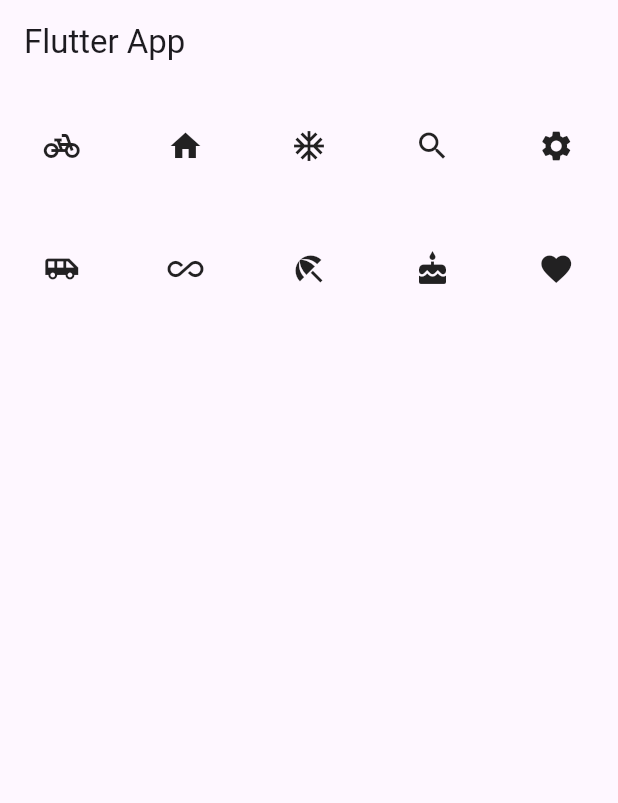
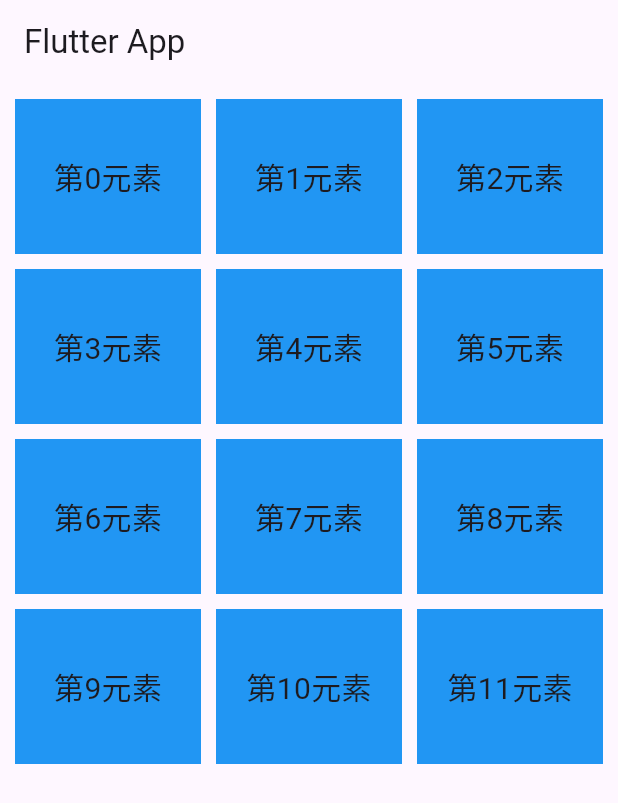
Before and after one commit to flutteruuu/flutter_demo, a Flutter app: the screen it shows after launch, on a phone screen of 412 x 824 dp. Shown: the top 803 px of the screen. Run offline on Flutter 3.47's test engine with Material 3 defaults, Android fonts, the phone set to English and light mode, and no system bars.

Commit message:
GridView.count 的一些屬性

```diff
--- a/lib/main.dart
+++ b/lib/main.dart
@@ -27,22 +27,33 @@ class HomePage extends StatelessWidget {
 
   const HomePage({super.key});
 
+  List<Widget> _initGridViewData(){
+    List<Widget> tempList = [];
+    for (var i = 0; i<12; i++){
+      tempList.add(
+        Container(
+          alignment: Alignment.center,
+          decoration:  BoxDecoration(
+            color: Colors.blue
+          ),
+          child: Text("第${i}元素", style: const TextStyle(
+            fontSize: 20,
+          ))
+        )
+      );
+    }
+    return tempList;
+  }
+
   @override
   Widget build(BuildContext context) {
-    return GridView.extent(
-      maxCrossAxisExtent: 100, // 每個圖標的最大寬度
-      children: const[
-        Icon(Icons.pedal_bike),
-        Icon(Icons.home),
-        Icon(Icons.ac_unit),
-        Icon(Icons.search),
-        Icon(Icons.settings),
-        Icon(Icons.airport_shuttle),
-        Icon(Icons.all_inclusive),
-        Icon(Icons.beach_access),
-        Icon(Icons.cake),
-        Icon(Icons.favorite),
-      ],
+    return GridView.count(
+      padding: const EdgeInsets.all(10),
+      crossAxisSpacing: 10, // 水平間距
+      mainAxisSpacing: 10,  // 垂直間距
+      crossAxisCount: 3, // 每行三個
+      childAspectRatio: 1.2, // 寬高比
+      children: _initGridViewData(),
     );
   }
 }
```
